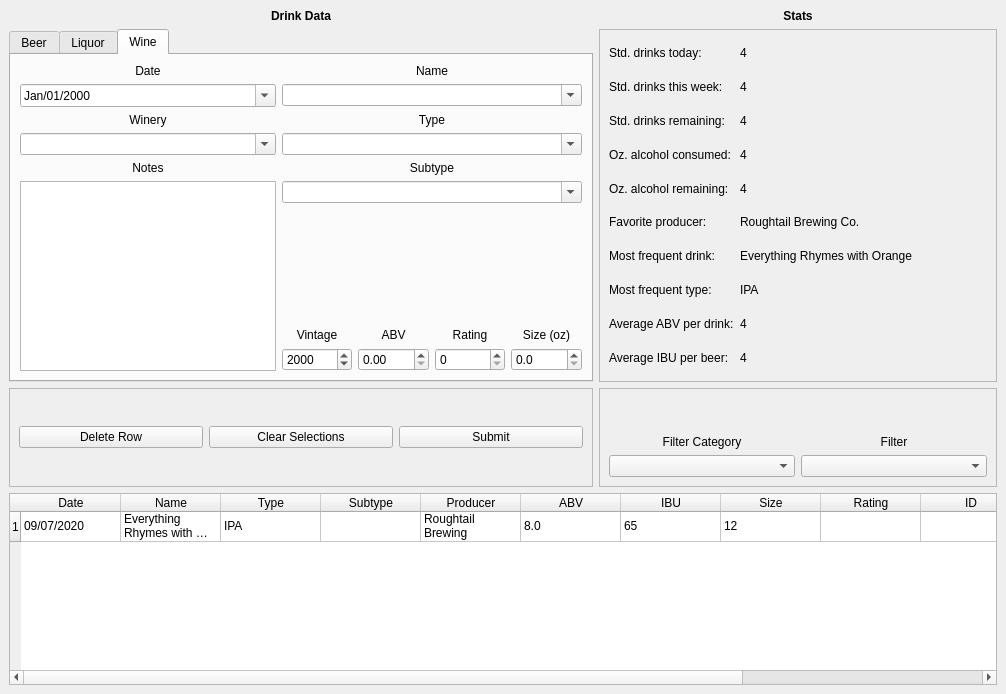
The window that src/mainwindow.ui (minorsecond/BuzzBot) describes before a commit, drawn with Qt 5.
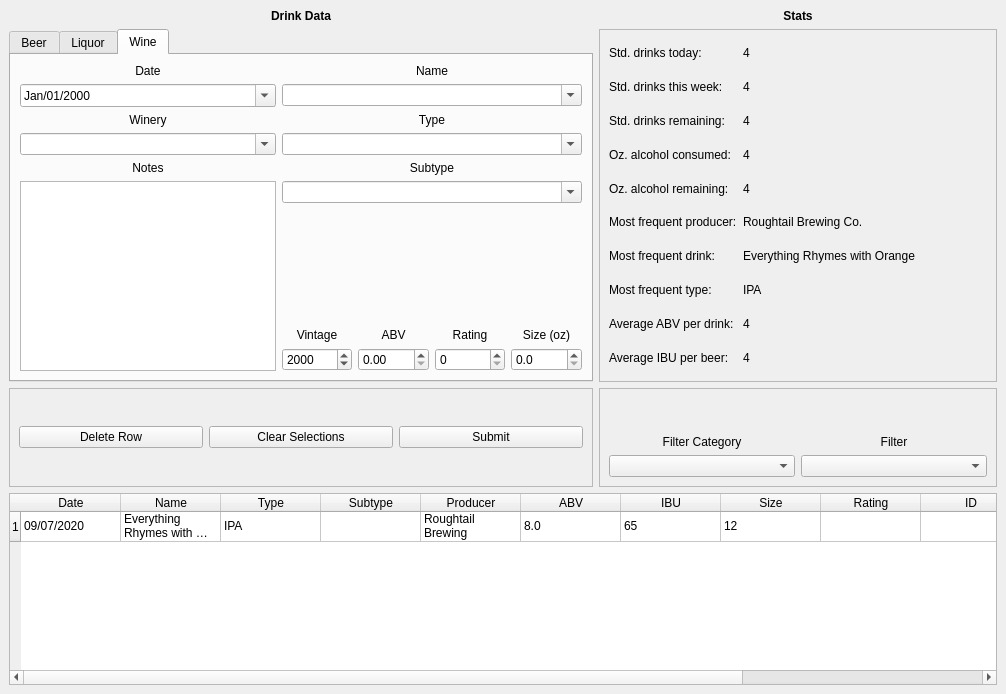
The same window after the commit.

Commit message: Better frequent producer text

The edit to the form file:
```diff
--- a/src/mainwindow.ui
+++ b/src/mainwindow.ui
@@ -440,7 +440,7 @@
           </sizepolicy>
          </property>
          <property name="text">
-          <string>Favorite producer:</string>
+          <string>Most frequent producer:</string>
          </property>
         </widget>
        </item>
```
Left out of the diff: 2 changed lines with no effect on the pictures. The commit also changes 1 other file.
